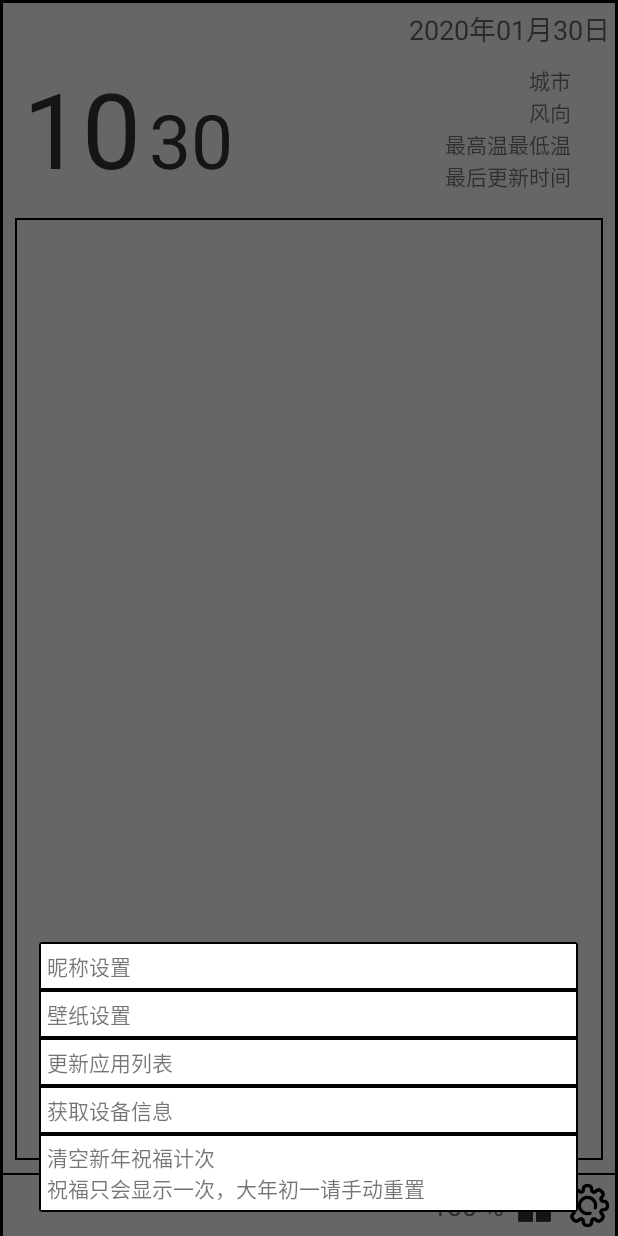
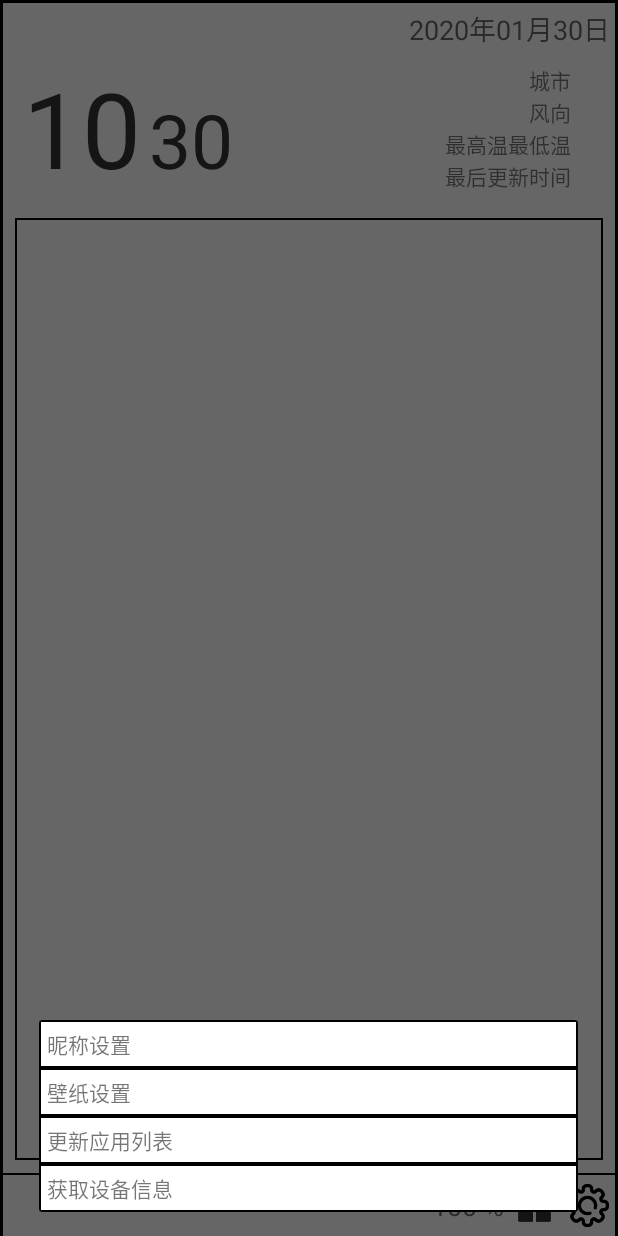
Before and after one commit to wjy000/NT-Eink-Launcher, an Android app: the screen it shows after launch (MainActivity), after a tap on an icon or button, on a phone screen of 412 x 824 dp. Run offline under Robolectric (Android 15) with nearby library versions, the phone set to English and light mode, and no system bars.

Commit message:
1.7.9 update

```diff
--- a/app/src/main/java/com/etang/nt_eink_launcher/MainActivity.java
+++ b/app/src/main/java/com/etang/nt_eink_launcher/MainActivity.java
@@ -2,9 +2,6 @@ package com.etang.nt_eink_launcher;
 
 import android.app.Activity;
 import android.app.AlertDialog;
-import android.app.Notification;
-import android.app.NotificationManager;
-import android.app.PendingIntent;
 import android.content.BroadcastReceiver;
 import android.content.ComponentName;
 import android.content.Context;
@@ -18,7 +15,6 @@ import android.os.Bundle;
 import android.os.Handler;
 import android.os.Message;
 import android.text.TextUtils;
-import android.util.Log;
 import android.view.Gravity;
 import android.view.KeyEvent;
 import android.view.LayoutInflater;
@@ -39,8 +35,6 @@ import android.widget.RadioButton;
 import android.widget.TextView;
 import android.widget.ToggleButton;
 
-import androidx.core.app.NotificationCompat;
-
 import com.etang.nt_eink_launcher.adapter.DeskTopGridViewBaseAdapter;
 import com.etang.nt_eink_launcher.adapter.GetApps;
 import com.etang.nt_eink_launcher.mysql.MyDataBaseHelper;
@@ -60,7 +54,6 @@ import java.net.URLEncoder;
 import java.text.SimpleDateFormat;
 import java.util.ArrayList;
 import java.util.List;
-import java.util.Random;
 
 /**
  * @author Administrator
@@ -667,8 +660,6 @@ public class MainActivity extends Activity implements OnClickListener {
                 window.setGravity(Gravity.BOTTOM); // 底部位置
                 window.setContentView(window_view);//设置View
                 //绑定
-                LinearLayout lv_clean_happynewyear_window = (LinearLayout) alertDialog
-                        .findViewById(R.id.lv_clean_happynewyear_window);
                 LinearLayout lv_open_dk_window = (LinearLayout) alertDialog
                         .findViewById(R.id.lv_open_dk_window);
                 LinearLayout lv_open_dksetting = (LinearLayout) alertDialog
@@ -696,16 +687,6 @@ public class MainActivity extends Activity implements OnClickListener {
                     lv_open_dksetting.setVisibility(View.GONE);
                     lv_open_dk_window.setVisibility(View.GONE);
                 }
-                //清空新年祝福
-                lv_clean_happynewyear_window.setOnClickListener(new OnClickListener() {
-                    @Override
-                    public void onClick(View v) {
-                        SharedPreferences.Editor editor = getSharedPreferences("info", MODE_PRIVATE).edit();
-                        editor.putBoolean("happy_new_year_state", false);
-                        editor.apply();
-                        alertDialog.dismiss();
-                    }
-                });
                 //打开多看悬浮球设置
                 lv_open_dk_window.setOnClickListener(new OnClickListener() {
                     @Override
--- a/app/src/main/res/layout/desktop_gridview_item.xml
+++ b/app/src/main/res/layout/desktop_gridview_item.xml
@@ -32,7 +32,7 @@
                 android:layout_height="wrap_content"
                 android:layout_gravity="center_horizontal|center_vertical"
                 android:gravity="center_vertical|center_horizontal"
-                android:singleLine="true"
+                android:singleLine="false"
                 android:text="TextView"
                 android:textColor="#000"
                 android:textSize="13dp" />
--- a/app/src/main/res/layout/list_all_apps.xml
+++ b/app/src/main/res/layout/list_all_apps.xml
@@ -12,6 +12,5 @@
         android:columnWidth="80dp"
         android:horizontalSpacing="10dp"
         android:numColumns="auto_fit"
-        android:stretchMode="spacingWidthUniform"
         android:verticalSpacing="10dp" />
 </LinearLayout>
--- a/app/src/main/res/layout/popwindow_setting.xml
+++ b/app/src/main/res/layout/popwindow_setting.xml
@@ -98,22 +98,6 @@
 
     </LinearLayout>
 
-    <LinearLayout
-        android:id="@+id/lv_clean_happynewyear_window"
-        android:layout_width="match_parent"
-        android:layout_height="wrap_content"
-        android:background="@drawable/shaper_desk_top_show"
-        android:gravity="center_vertical|center_horizontal|left"
-        android:orientation="vertical">
-
-        <TextView
-            android:layout_width="wrap_content"
-            android:layout_height="wrap_content"
-            android:layout_margin="5sp"
-            android:text="清空新年祝福计次\n祝福只会显示一次，大年初一请手动重置" />
-
-    </LinearLayout>
-
 
     <LinearLayout
         android:id="@+id/lv_shuoming_activity"
--- a/app/src/main/res/values/strings.xml
+++ b/app/src/main/res/values/strings.xml
@@ -1,5 +1,4 @@
 <resources>
-    <string name="app_name">NT-Launcher</string>
-    <string name="title">"桌面"正在后台运行中</string>
+    <string name="app_name">NT Launcher</string>
     <string name="title_activity_wather">WatherActivity</string>
 </resources>
```
